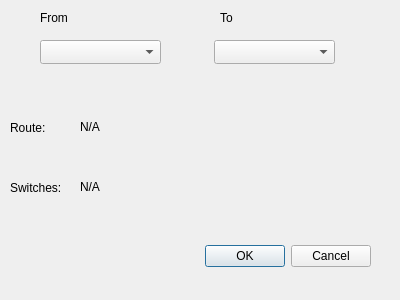
Qt form TrackModel/routingtestdialog.ui (marmysl/ece1140) before a commit.
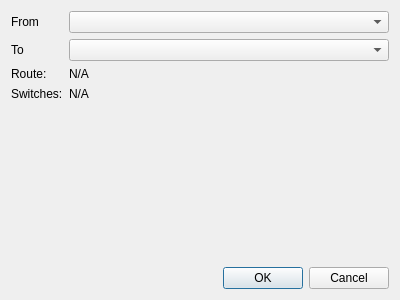
The same form after that commit.

Commit message: Router does loop-de-loops

Patch:
```diff
--- a/TrackModel/routingtestdialog.ui
+++ b/TrackModel/routingtestdialog.ui
@@ -13,122 +13,70 @@
   <property name="windowTitle">
    <string>Dialog</string>
   </property>
-  <widget class="QDialogButtonBox" name="buttonBox">
-   <property name="geometry">
-    <rect>
-     <x>30</x>
-     <y>240</y>
-     <width>341</width>
-     <height>32</height>
-    </rect>
-   </property>
-   <property name="orientation">
-    <enum>Qt::Horizontal</enum>
-   </property>
-   <property name="standardButtons">
-    <set>QDialogButtonBox::Cancel|QDialogButtonBox::Ok</set>
-   </property>
-  </widget>
-  <widget class="QLabel" name="routeLabel">
-   <property name="geometry">
-    <rect>
-     <x>80</x>
-     <y>120</y>
-     <width>301</width>
-     <height>51</height>
-    </rect>
-   </property>
-   <property name="text">
-    <string>N/A</string>
-   </property>
-   <property name="alignment">
-    <set>Qt::AlignLeading|Qt::AlignLeft|Qt::AlignTop</set>
-   </property>
-   <property name="wordWrap">
-    <bool>true</bool>
-   </property>
-  </widget>
-  <widget class="QComboBox" name="fromCombo">
-   <property name="geometry">
-    <rect>
-     <x>40</x>
-     <y>40</y>
-     <width>121</width>
-     <height>24</height>
-    </rect>
-   </property>
-  </widget>
-  <widget class="QComboBox" name="toCombo">
-   <property name="geometry">
-    <rect>
-     <x>214</x>
-     <y>40</y>
-     <width>121</width>
-     <height>24</height>
-    </rect>
-   </property>
-  </widget>
+  <layout class="QVBoxLayout" name="verticalLayout">
+   <item>
+    <layout class="QFormLayout" name="formLayout">
+     <item row="0" column="0">
   <widget class="QLabel" name="label">
-   <property name="geometry">
-    <rect>
-     <x>40</x>
-     <y>10</y>
-     <width>55</width>
-     <height>16</height>
-    </rect>
+       <property name="sizePolicy">
+        <sizepolicy hsizetype="Preferred" vsizetype="Preferred">
+         <horstretch>0</horstretch>
+         <verstretch>0</verstretch>
+        </sizepolicy>
    </property>
    <property name="text">
     <string>From</string>
    </property>
   </widget>
+     </item>
+     <item row="0" column="1">
+      <widget class="QComboBox" name="fromCombo"/>
+     </item>
+     <item row="1" column="0">
   <widget class="QLabel" name="label_2">
-   <property name="geometry">
-    <rect>
-     <x>220</x>
-     <y>10</y>
-     <width>55</width>
-     <height>16</height>
-    </rect>
+       <property name="sizePolicy">
+        <sizepolicy hsizetype="Preferred" vsizetype="Preferred">
+         <horstretch>0</horstretch>
+         <verstretch>0</verstretch>
+        </sizepolicy>
    </property>
    <property name="text">
     <string>To</string>
    </property>
   </widget>
+     </item>
+     <item row="1" column="1">
+      <widget class="QComboBox" name="toCombo"/>
+     </item>
+     <item row="2" column="0">
   <widget class="QLabel" name="label_3">
-   <property name="geometry">
-    <rect>
-     <x>10</x>
-     <y>120</y>
-     <width>55</width>
-     <height>16</height>
-    </rect>
-   </property>
    <property name="text">
     <string>Route:</string>
    </property>
   </widget>
+     </item>
+     <item row="2" column="1">
+      <widget class="QLabel" name="routeLabel">
+       <property name="text">
+        <string>N/A</string>
+       </property>
+       <property name="alignment">
+        <set>Qt::AlignLeading|Qt::AlignLeft|Qt::AlignTop</set>
+       </property>
+       <property name="wordWrap">
+        <bool>true</bool>
+       </property>
+      </widget>
+     </item>
+     <item row="3" column="0">
   <widget class="QLabel" name="label_4">
-   <property name="geometry">
-    <rect>
-     <x>10</x>
-     <y>180</y>
-     <width>55</width>
-     <height>16</height>
-    </rect>
-   </property>
    <property name="text">
     <string>Switches:</string>
    </property>
   </widget>
+     </item>
+     <item row="3" column="1">
   <widget class="QLabel" name="switchesLabel">
-   <property name="geometry">
-    <rect>
-     <x>80</x>
-     <y>180</y>
-     <width>301</width>
-     <height>51</height>
-    </rect>
-   </property>
    <property name="text">
     <string>N/A</string>
    </property>
@@ -139,6 +87,20 @@
     <bool>true</bool>
    </property>
   </widget>
+     </item>
+    </layout>
+   </item>
+   <item>
+    <widget class="QDialogButtonBox" name="buttonBox">
+     <property name="orientation">
+      <enum>Qt::Horizontal</enum>
+     </property>
+     <property name="standardButtons">
+      <set>QDialogButtonBox::Cancel|QDialogButtonBox::Ok</set>
+     </property>
+    </widget>
+   </item>
+  </layout>
  </widget>
  <resources/>
  <connections/>
```
Lines whose indentation alone changed are shown as unchanged. The commit also changes 2 other files.
